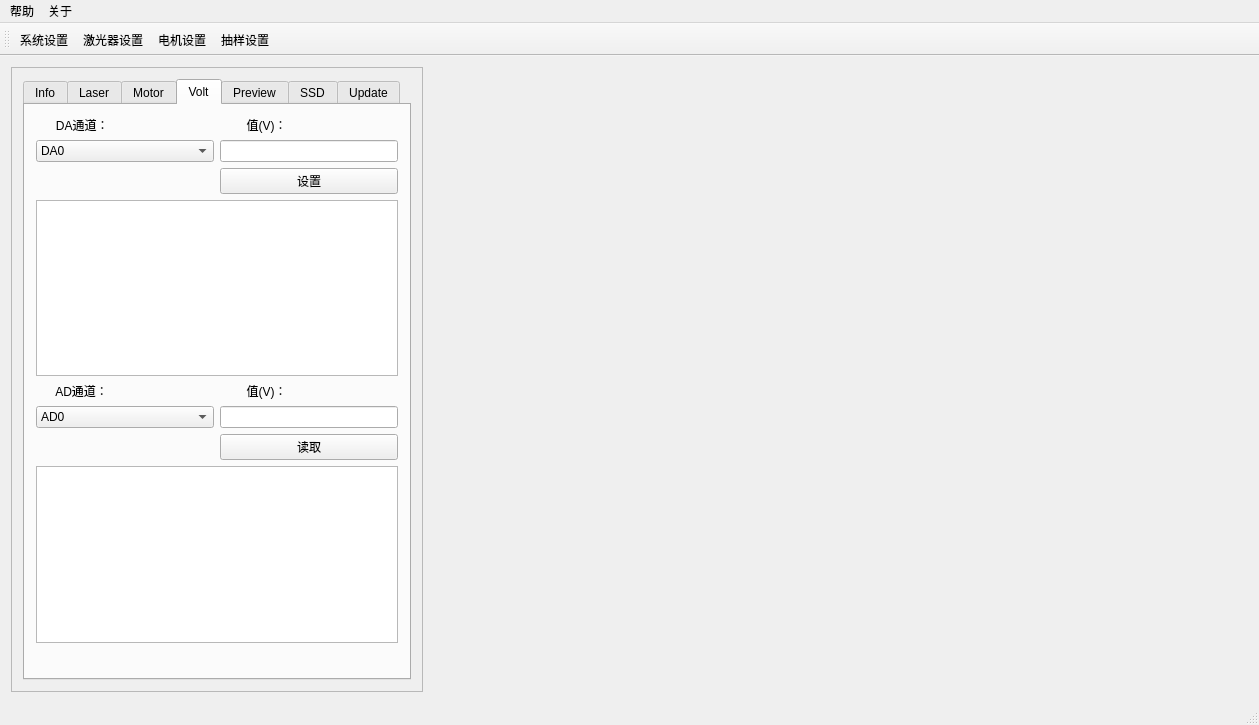
The window that ui/mainwindow.ui (kdurant/qt_study) describes before a commit, drawn with Qt 5.
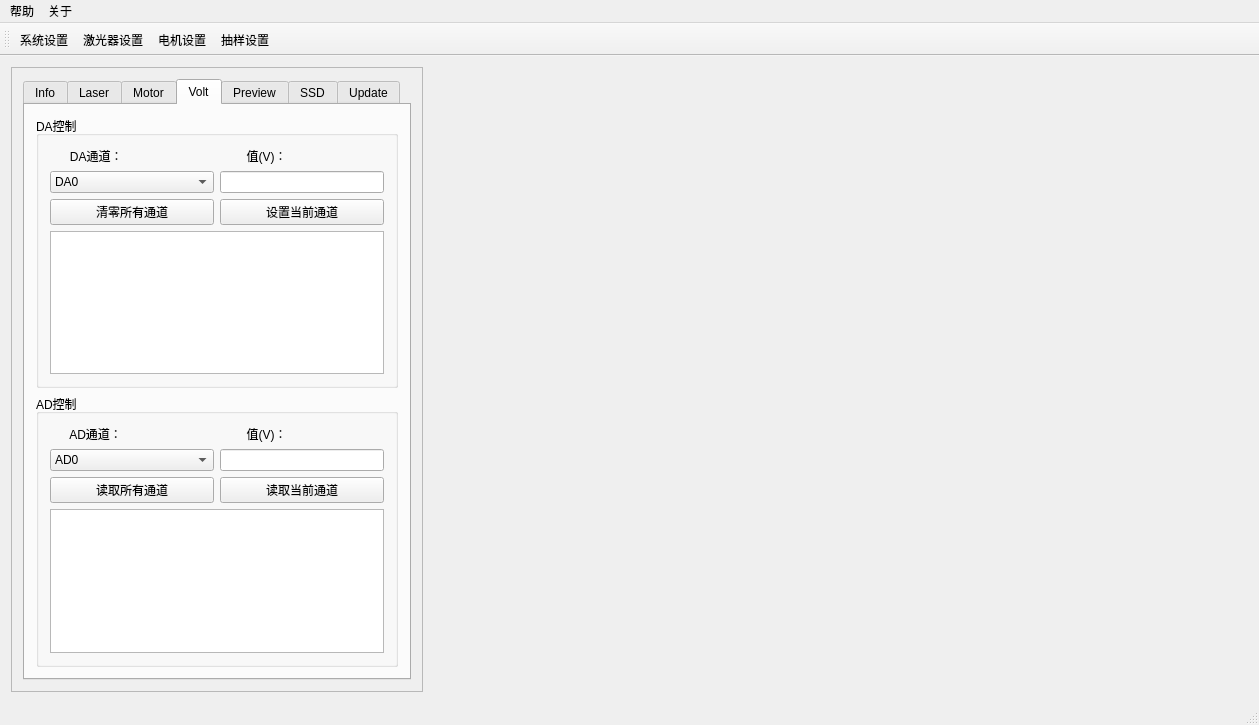
The same window after the commit. The open tabs and pages were chosen to show the change. Custom widgets are drawn as their Qt base class.

```diff
--- a/ui/mainwindow.ui
+++ b/ui/mainwindow.ui
@@ -482,8 +482,8 @@
                 <rect>
                  <x>0</x>
                  <y>0</y>
-                 <width>368</width>
-                 <height>242</height>
+                 <width>171</width>
+                 <height>91</height>
                 </rect>
                </property>
                <attribute name="label">
@@ -596,8 +596,8 @@
                 <rect>
                  <x>0</x>
                  <y>0</y>
-                 <width>368</width>
-                 <height>216</height>
+                 <width>171</width>
+                 <height>117</height>
                 </rect>
                </property>
                <attribute name="label">
@@ -675,90 +675,13 @@
            <attribute name="title">
             <string>Volt</string>
            </attribute>
+           <layout class="QVBoxLayout" name="verticalLayout_10">
+            <item>
+             <widget class="QGroupBox" name="groupBox_9">
+              <property name="title">
+               <string>DA控制</string>
+              </property>
            <layout class="QGridLayout" name="gridLayout_2">
-            <item row="2" column="1">
-             <widget class="QPushButton" name="btn_DASetValue">
-              <property name="text">
-               <string>设置</string>
-              </property>
-             </widget>
-            </item>
-            <item row="6" column="0">
-             <widget class="QComboBox" name="comboBox_ADChSelect">
-              <item>
-               <property name="text">
-                <string>AD0</string>
-               </property>
-              </item>
-              <item>
-               <property name="text">
-                <string>AD1</string>
-               </property>
-              </item>
-              <item>
-               <property name="text">
-                <string>AD2</string>
-               </property>
-              </item>
-              <item>
-               <property name="text">
-                <string>AD3</string>
-               </property>
-              </item>
-              <item>
-               <property name="text">
-                <string>AD4</string>
-               </property>
-              </item>
-             </widget>
-            </item>
-            <item row="4" column="0">
-             <widget class="QLabel" name="label_13">
-              <property name="text">
-               <string>      AD通道：</string>
-              </property>
-             </widget>
-            </item>
-            <item row="6" column="1">
-             <widget class="QLineEdit" name="lineEdit_10">
-              <property name="sizePolicy">
-               <sizepolicy hsizetype="Preferred" vsizetype="Fixed">
-                <horstretch>0</horstretch>
-                <verstretch>0</verstretch>
-               </sizepolicy>
-              </property>
-             </widget>
-            </item>
-            <item row="9" column="0">
-             <spacer name="verticalSpacer_2">
-              <property name="orientation">
-               <enum>Qt::Vertical</enum>
-              </property>
-              <property name="sizeHint" stdset="0">
-               <size>
-                <width>20</width>
-                <height>40</height>
-               </size>
-              </property>
-             </spacer>
-            </item>
-            <item row="7" column="1">
-             <widget class="QPushButton" name="btn_ADReadValue">
-              <property name="text">
-               <string>读取</string>
-              </property>
-             </widget>
-            </item>
-            <item row="1" column="1">
-             <widget class="QLineEdit" name="lineEdit_DAValue">
-              <property name="sizePolicy">
-               <sizepolicy hsizetype="Preferred" vsizetype="Fixed">
-                <horstretch>0</horstretch>
-                <verstretch>0</verstretch>
-               </sizepolicy>
-              </property>
-             </widget>
-            </item>
             <item row="0" column="0">
              <widget class="QLabel" name="label_11">
               <property name="text">
@@ -766,6 +689,13 @@
               </property>
              </widget>
             </item>
+               <item row="0" column="1">
+                <widget class="QLabel" name="label_12">
+                 <property name="text">
+                  <string>        值(V)：</string>
+                 </property>
+                </widget>
+               </item>
             <item row="1" column="0">
              <widget class="QComboBox" name="comboBox_DAChSelect">
               <item>
@@ -795,27 +725,118 @@
               </item>
              </widget>
             </item>
-            <item row="4" column="1">
-             <widget class="QLabel" name="label_14">
-              <property name="text">
-               <string>        值(V)：</string>
+               <item row="1" column="1">
+                <widget class="QLineEdit" name="lineEdit_DAValue">
+                 <property name="sizePolicy">
+                  <sizepolicy hsizetype="Preferred" vsizetype="Fixed">
+                   <horstretch>0</horstretch>
+                   <verstretch>0</verstretch>
+                  </sizepolicy>
               </property>
              </widget>
             </item>
-            <item row="0" column="1">
-             <widget class="QLabel" name="label_12">
+               <item row="2" column="1">
+                <widget class="QPushButton" name="btn_DASetValue">
               <property name="text">
-               <string>        值(V)：</string>
+                  <string>设置当前通道</string>
               </property>
              </widget>
             </item>
             <item row="3" column="0" colspan="2">
              <widget class="QPlainTextEdit" name="plainTextEdit_DASetLog"/>
             </item>
-            <item row="8" column="0" colspan="2">
+               <item row="2" column="0">
+                <widget class="QPushButton" name="pushButton">
+                 <property name="text">
+                  <string>清零所有通道</string>
+                 </property>
+                </widget>
+               </item>
+              </layout>
+             </widget>
+            </item>
+            <item>
+             <widget class="QGroupBox" name="groupBox_10">
+              <property name="title">
+               <string>AD控制</string>
+              </property>
+              <layout class="QGridLayout" name="gridLayout_14">
+               <item row="0" column="0">
+                <widget class="QLabel" name="label_13">
+                 <property name="text">
+                  <string>      AD通道：</string>
+                 </property>
+                </widget>
+               </item>
+               <item row="0" column="1">
+                <widget class="QLabel" name="label_14">
+                 <property name="text">
+                  <string>        值(V)：</string>
+                 </property>
+                </widget>
+               </item>
+               <item row="1" column="1">
+                <widget class="QLineEdit" name="lineEdit_10">
+                 <property name="sizePolicy">
+                  <sizepolicy hsizetype="Preferred" vsizetype="Fixed">
+                   <horstretch>0</horstretch>
+                   <verstretch>0</verstretch>
+                  </sizepolicy>
+                 </property>
+                </widget>
+               </item>
+               <item row="2" column="1">
+                <widget class="QPushButton" name="btn_ADReadValue">
+                 <property name="text">
+                  <string>读取当前通道</string>
+                 </property>
+                </widget>
+               </item>
+               <item row="3" column="0" colspan="2">
              <widget class="QPlainTextEdit" name="plainTextEdit_ADSetLog"/>
             </item>
-           </layout>
+               <item row="1" column="0">
+                <widget class="QComboBox" name="comboBox_ADChSelect">
+                 <item>
+                  <property name="text">
+                   <string>AD0</string>
+                  </property>
+                 </item>
+                 <item>
+                  <property name="text">
+                   <string>AD1</string>
+                  </property>
+                 </item>
+                 <item>
+                  <property name="text">
+                   <string>AD2</string>
+                  </property>
+                 </item>
+                 <item>
+                  <property name="text">
+                   <string>AD3</string>
+                  </property>
+                 </item>
+                 <item>
+                  <property name="text">
+                   <string>AD4</string>
+                  </property>
+                 </item>
+                </widget>
+               </item>
+               <item row="2" column="0">
+                <widget class="QPushButton" name="pushButton_2">
+                 <property name="text">
+                  <string>读取所有通道</string>
+                 </property>
+                </widget>
+               </item>
+              </layout>
+             </widget>
+            </item>
+           </layout>
+           <zorder>groupBox_10</zorder>
+           <zorder>groupBox_9</zorder>
           </widget>
           <widget class="QWidget" name="tab_4">
            <attribute name="title">
```
Lines whose indentation alone changed are shown as unchanged.
